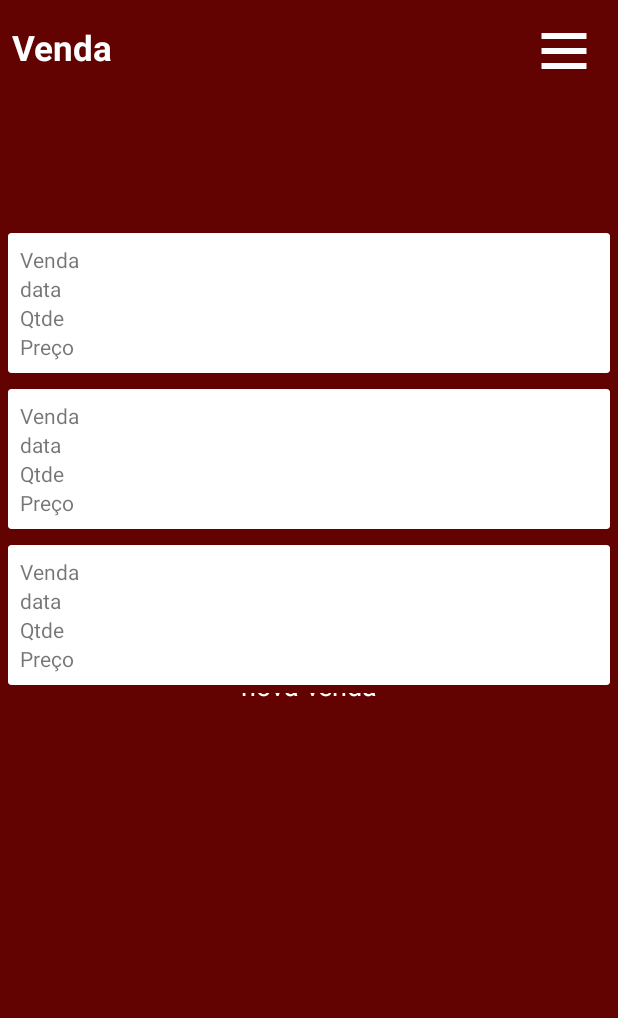
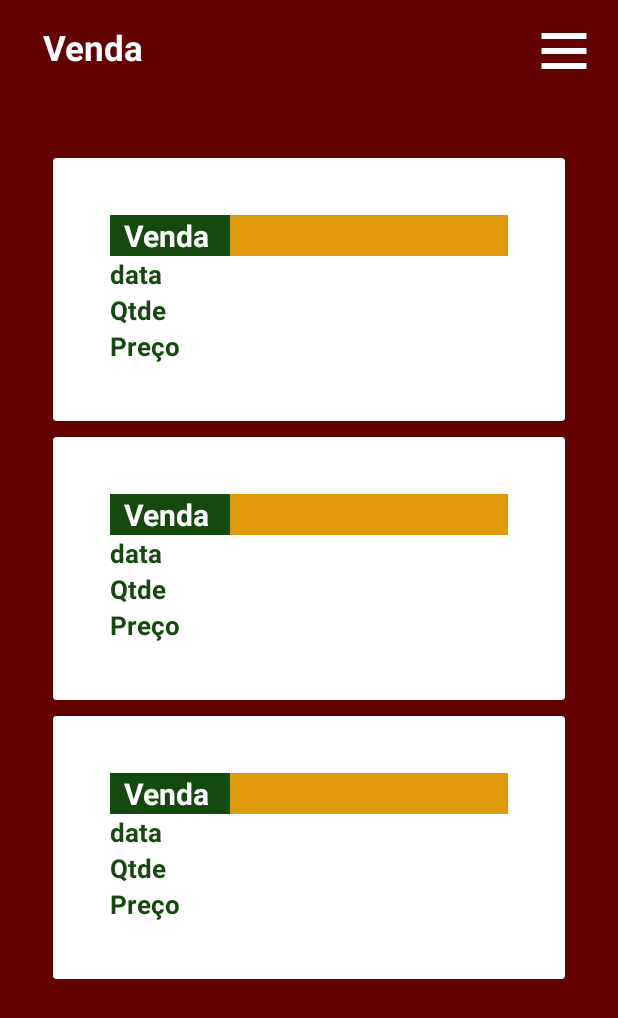
Before and after one commit to DionatanPO/Tomateiro, an Android app: the layout activity_venda.xml on its own in the app's theme, with its tools: preview values and no code run, on a phone screen of 412 x 824 dp. Shown: the top 1018 px of the screen. Run offline under Robolectric (Android 15) with nearby library versions, the phone set to English and light mode, and no system bars; network calls fail.

Commit message:
Desenvolvimento v1.32

```diff
--- a/app/src/main/java/com/example/tomateiro/controller/VendaController.java
+++ b/app/src/main/java/com/example/tomateiro/controller/VendaController.java
@@ -14,7 +14,7 @@ public class VendaController {
     }
 
     public boolean validar_cadastro(Venda venda) {
-        if (venda.getPesoCaixa().isEmpty() || venda.getPreco().isEmpty() || venda.getVendaData().isEmpty()) {
+        if ( venda.getPreco().isEmpty() || venda.getVendaData().isEmpty()) {
             viewToastAlerta(context, "Preencha todos os campos");
             return false;
         } else {
@@ -22,7 +22,7 @@ public class VendaController {
         }
     }
     public boolean validar_alterar(Venda venda) {
-        if (venda.getPesoCaixa().isEmpty() || venda.getPreco().isEmpty() || venda.getVendaData().isEmpty()) {
+        if ( venda.getPreco().isEmpty() || venda.getVendaData().isEmpty()) {
             viewToastAlerta(context, "Preencha todos os campos");
             return false;
         } else {
--- a/app/src/main/java/com/example/tomateiro/view/MainActivity.java
+++ b/app/src/main/java/com/example/tomateiro/view/MainActivity.java
@@ -10,7 +10,7 @@ import android.os.Handler;
 import com.example.tomateiro.R;
 
 public class MainActivity extends AppCompatActivity {
-    private static int SPLASH_TIME_OUT = 1000;
+    private static int SPLASH_TIME_OUT = 500;
 
     @Override
     protected void onCreate(Bundle savedInstanceState) {
--- a/app/src/main/res/layout/activity_login.xml
+++ b/app/src/main/res/layout/activity_login.xml
@@ -107,7 +107,7 @@
         <TextView
             android:textColor="@color/colorPrimaryDark"
             android:layout_marginBottom="30dp"
-            android:text="Lembrar código e senha"
+            android:text="Lembrar de mim"
             android:layout_width="wrap_content"
             android:layout_height="wrap_content"/>
 
@@ -117,11 +117,13 @@
             android:layout_height="wrap_content"/>
 
         <CheckBox
+
             android:id="@+id/checkbox"
             android:layout_width="wrap_content"
             android:layout_height="wrap_content"/>
 
         <Button
+            android:layout_gravity="right"
             android:id="@+id/btn_registrar"
             android:layout_width="140dp"
             android:layout_height="wrap_content"
@@ -140,7 +142,7 @@
 
         <Button
             android:id="@+id/btn_entrar"
-            android:layout_width="110dp"
+            android:layout_width="140dp"
             android:layout_height="wrap_content"
             android:background="@color/colorPrimaryDark"
             android:text="Entrar"
--- a/app/src/main/res/layout/activity_venda.xml
+++ b/app/src/main/res/layout/activity_venda.xml
@@ -20,15 +20,13 @@
             android:id="@+id/painel_proprietario"
             android:layout_width="wrap_content"
             android:layout_height="wrap_content"
-            android:layout_marginStart="8dp"
-            android:layout_marginLeft="8dp"
             android:layout_marginTop="16dp"
             android:text="Venda"
             android:textColor="@color/colorBranca"
             android:textSize="23dp"
             android:textStyle="bold"
-            app:layout_constraintEnd_toStartOf="@+id/btn_safra_menu"
-            app:layout_constraintHorizontal_bias="0.45"
+            app:layout_constraintEnd_toStartOf="@+id/btn_venda_menu"
+            app:layout_constraintHorizontal_bias="0.1"
             app:layout_constraintStart_toStartOf="parent"
             app:layout_constraintTop_toTopOf="parent" />
 
@@ -66,7 +64,7 @@
             android:id="@+id/my_recycler_view"
             android:layout_width="match_parent"
             android:layout_height="match_parent"
-            android:layout_marginTop="150dp"
+            android:layout_marginTop="100dp"
             app:layout_constraintBottom_toBottomOf="parent"
             app:layout_constraintEnd_toEndOf="parent"
             app:layout_constraintHorizontal_bias="0.0"
--- a/app/src/main/res/layout/card_view_venda.xml
+++ b/app/src/main/res/layout/card_view_venda.xml
@@ -5,21 +5,23 @@
     android:layout_width="match_parent"
     android:layout_height="wrap_content"
     android:background="@color/colorPrimaryDark"
-    android:padding="5dp"
->
+    android:padding="5dp">
 
     <androidx.cardview.widget.CardView
         android:id="@+id/card_view_venda"
         android:layout_width="match_parent"
-        android:layout_height="wrap_content">
+        android:layout_height="wrap_content"
+        android:layout_marginLeft="30dp"
+        android:layout_marginRight="30dp">
 
         <androidx.constraintlayout.widget.ConstraintLayout
             android:layout_width="match_parent"
-            android:layout_height="match_parent">
+            android:layout_height="match_parent"
+            android:padding="20dp">
 
 
             <GridLayout
-
+                android:padding="10dp"
                 android:id="@+id/gridLayout"
                 android:layout_width="match_parent"
                 android:layout_height="match_parent"
@@ -36,50 +38,77 @@
                 app:layout_constraintTop_toTopOf="parent">
 
                 <TextView
+                    android:layout_width="80dp"
+                    android:layout_height="wrap_content"
+                    android:background="@color/alerta_verde"
+                    android:gravity="center"
                     android:text="Venda "
-                    android:layout_width="wrap_content"
-                    android:layout_height="wrap_content"/>
+                    android:textColor="@color/colorBranca"
+                    android:textSize="20dp"
+                    android:textStyle="bold" />
 
                 <TextView
                     android:id="@+id/card_venda_id"
+                    android:layout_width="match_parent"
+                    android:layout_height="wrap_content"
+                    android:background="@color/alerta_amarelo"
+                    android:gravity="center"
                     android:text=""
-                    android:layout_width="wrap_content"
-                    android:layout_height="wrap_content"/>
+                    android:textColor="@color/colorBranca"
+                    android:textSize="20dp"
+                    android:textStyle="bold" />
 
                 <TextView
+                    android:textColor="@color/alerta_verde"
+                    android:textStyle="bold"
+                    android:layout_width="wrap_content"
+                    android:layout_height="wrap_content"
                     android:text="data"
-                    android:layout_width="wrap_content"
-                    android:layout_height="wrap_content"/>
+                    android:textSize="17dp" />
 
                 <TextView
+                    android:gravity="center"
+                    android:textColor="@color/alerta_verde"
+                    android:textStyle="bold"
                     android:id="@+id/card_venda_data"
-                    android:text=""
-                    android:layout_width="wrap_content"
-                    android:layout_height="wrap_content"/>
+                    android:layout_width="match_parent"
+                    android:layout_height="wrap_content"
+                    android:text="" />
 
                 <TextView
+                    android:textColor="@color/alerta_verde"
+                    android:textStyle="bold"
+                    android:layout_width="wrap_content"
+                    android:layout_height="wrap_content"
                     android:text="Qtde "
-                    android:layout_width="wrap_content"
-                    android:layout_height="wrap_content"/>
+                    android:textSize="17dp" />
 
                 <TextView
+                    android:gravity="center"
+                    android:textColor="@color/alerta_verde"
+                    android:textStyle="bold"
                     android:id="@+id/card_venda_quantidade"
-                    android:text=""
-                    android:layout_width="wrap_content"
-                    android:layout_height="wrap_content"/>
+                    android:layout_width="match_parent"
+                    android:layout_height="wrap_content"
+                    android:text="" />
 
                 <TextView
+                    android:textColor="@color/alerta_verde"
+                    android:textStyle="bold"
+                    android:layout_width="wrap_content"
+                    android:layout_height="wrap_content"
                     android:text="Preço "
-                    android:layout_width="wrap_content"
-                    android:layout_height="wrap_content"/>
+                    android:textSize="17dp" />
 
                 <TextView
+                    android:gravity="center"
+                    android:textColor="@color/alerta_verde"
+                    android:textStyle="bold"
                     android:id="@+id/card_venda_preco"
-                    android:text=""
-                    android:layout_width="wrap_content"
-                    android:layout_height="wrap_content"/>
+                    android:layout_width="match_parent"
+                    android:layout_height="wrap_content"
+                    android:text="" />
             </GridLayout>
-
 
 
         </androidx.constraintlayout.widget.ConstraintLayout>
--- a/app/src/main/res/menu/custo_menu.xml
+++ b/app/src/main/res/menu/custo_menu.xml
@@ -2,7 +2,6 @@
 <menu xmlns:android="http://schemas.android.com/apk/res/android">
 
     <item
-
         android:id="@+id/indicador"
         android:enabled="false"
         android:title="Calcular Custos" />
--- a/app/src/main/res/values/colors.xml
+++ b/app/src/main/res/values/colors.xml
@@ -21,7 +21,7 @@
     <color name="color12">#fbc02d </color>
     <color name="color13">#424242 </color>
     <color name="color14">#8d6e63 </color>
-    <color name="color15">#dd2c00 </color>
+    <color name="color15">#ff0505 </color>
     <color name="color16">#69f0ae </color>
     <color name="color17">#aeea00 </color>
     <color name="alerta_verde">#144a0e</color>
```
Also changed, not shown: app/src/main/java/com/example/tomateiro/request/ProdutorRequest.java (+7 -5 lines), app/src/main/java/com/example/tomateiro/request/SafraRequest.java (+100 -0 lines), app/src/main/java/com/example/tomateiro/view/PainelActivity.java (+23 -11 lines), app/src/main/java/com/example/tomateiro/view/VendaActivity.java (+40 -26 lines), app/src/main/java/com/example/tomateiro/view/adapter/VendaAdapter.java (+16 -7 lines), app/src/main/res/layout/activity_painel.xml (+46 -17 lines).
